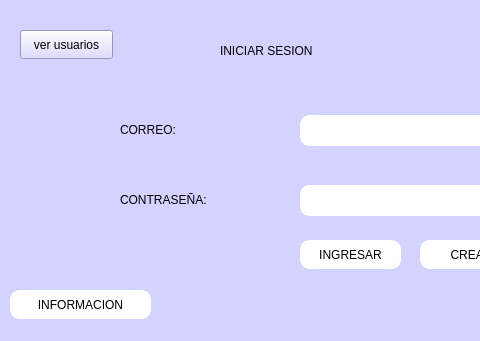
Old version of the form FASE 2/Fase2/mainwindow.ui in the repository EsdrasBautista/-EDD-Proyecto_202100301; both pictures show x 0 to 480 and y 0 to 341 of the 714 by 341 pixel window.
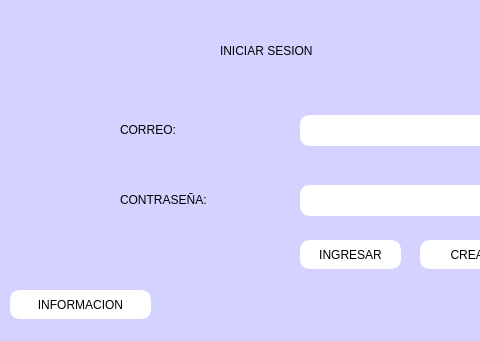
New version of the form.

```diff
--- a/FASE 2/Fase2/mainwindow.ui
+++ b/FASE 2/Fase2/mainwindow.ui
@@ -192,19 +192,6 @@
      <string>INFORMACION</string>
     </property>
    </widget>
-   <widget class="QPushButton" name="btnVerU">
-    <property name="geometry">
-     <rect>
-      <x>20</x>
-      <y>30</y>
-      <width>93</width>
-      <height>29</height>
-     </rect>
-    </property>
-    <property name="text">
-     <string>ver usuarios</string>
-    </property>
-   </widget>
   </widget>
  </widget>
  <resources/>
```
